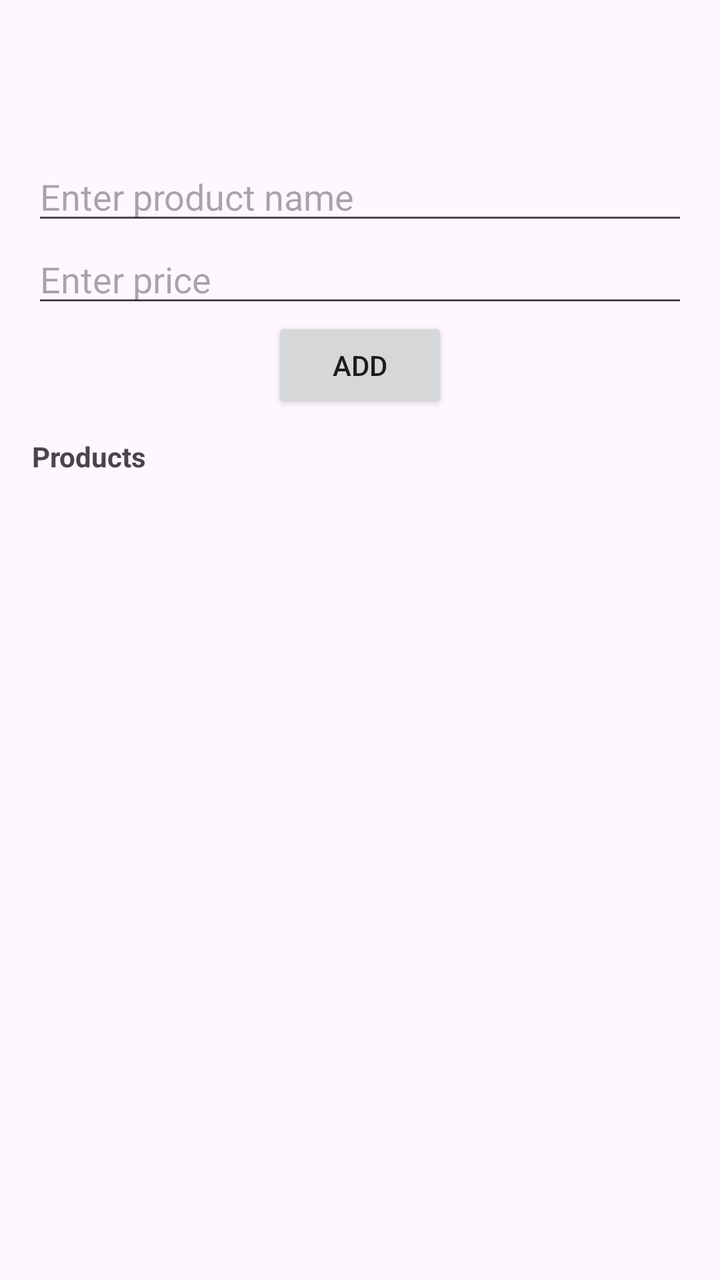
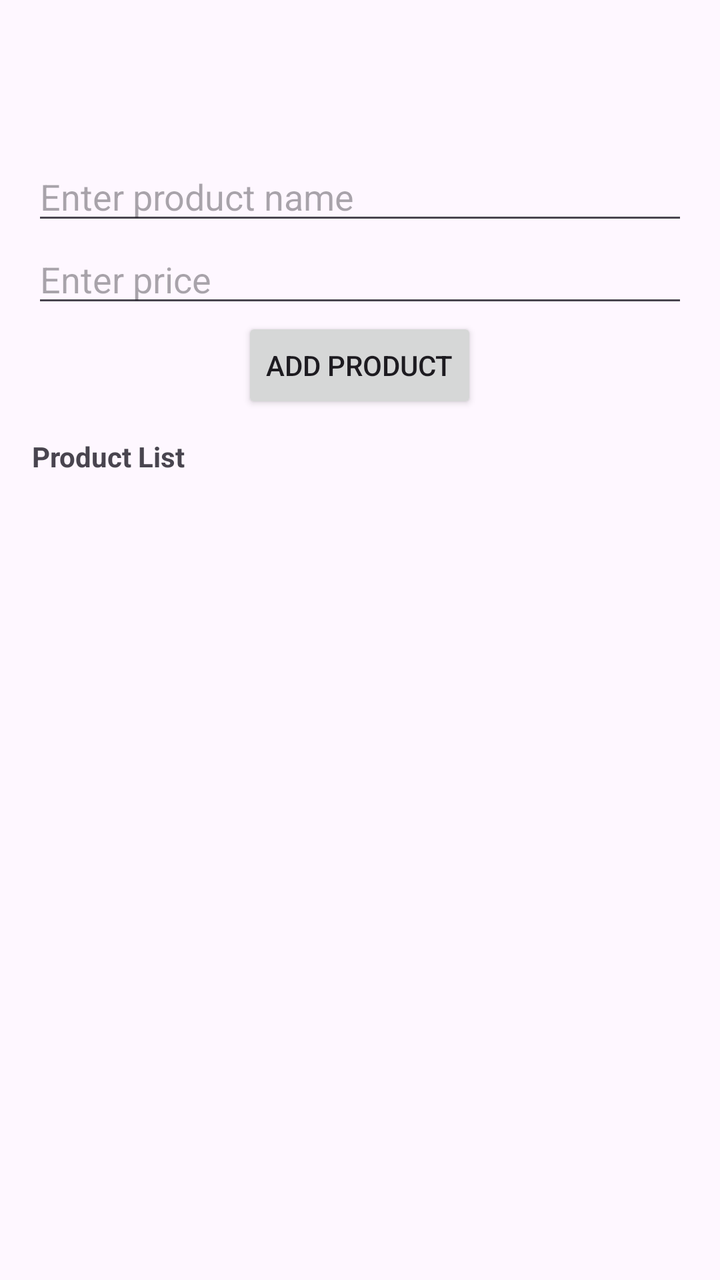

Screens rendered from an Android XML layout before and after an edit, with the pre-edit source and the edit as a unified diff.
<!-- AndroidManifest.xml: application theme Theme.Lab4 -->
<!-- res/layout/activity_main.xml -->
<?xml version="1.0" encoding="utf-8"?>
<RelativeLayout xmlns:android="http://schemas.android.com/apk/res/android"
    android:id="@+id/main"
    android:layout_width="match_parent"
    android:layout_height="match_parent"
    android:padding="16dp">

    <EditText
        android:id="@+id/editTextName"
        android:layout_width="match_parent"
        android:layout_height="wrap_content"
        android:layout_marginTop="60dp"
        android:hint="Enter product name" />

    <EditText
        android:id="@+id/editTextPrice"
        android:layout_width="match_parent"
        android:layout_height="wrap_content"
        android:layout_below="@id/editTextName"
        android:hint="Enter price"
        android:inputType="numberDecimal" />

    <Button
        android:id="@+id/buttonAdd"
        android:layout_width="wrap_content"
        android:layout_height="wrap_content"
        android:layout_below="@id/editTextPrice"
        android:layout_centerHorizontal="true"
        android:text="Add" />

    <TextView
        android:id="@+id/textViewProducts"
        android:layout_width="wrap_content"
        android:layout_height="wrap_content"
        android:layout_below="@id/buttonAdd"
        android:text="Products"
        android:textStyle="bold"
        android:layout_marginTop="12dp" />

    <ListView
        android:id="@+id/listViewProducts"
        android:layout_width="match_parent"
        android:layout_height="match_parent"
        android:layout_below="@id/textViewProducts" />

</RelativeLayout>
<!-- resources referenced by this layout -->
<resources>
  <style name="Theme.Lab4" parent="Base.Theme.Lab4" />
  <style name="Base.Theme.Lab4" parent="Theme.Material3.DayNight.NoActionBar">
          
          
      </style>
</resources>

<!-- the commit's change to res/layout/activity_main.xml (unified diff, before → after) -->
@@ -26,14 +26,14 @@
         android:layout_height="wrap_content"
         android:layout_below="@id/editTextPrice"
         android:layout_centerHorizontal="true"
-        android:text="Add" />
+        android:text="Add Product" />
 
     <TextView
         android:id="@+id/textViewProducts"
         android:layout_width="wrap_content"
         android:layout_height="wrap_content"
         android:layout_below="@id/buttonAdd"
-        android:text="Products"
+        android:text="Product List"
         android:textStyle="bold"
         android:layout_marginTop="12dp" />
 
